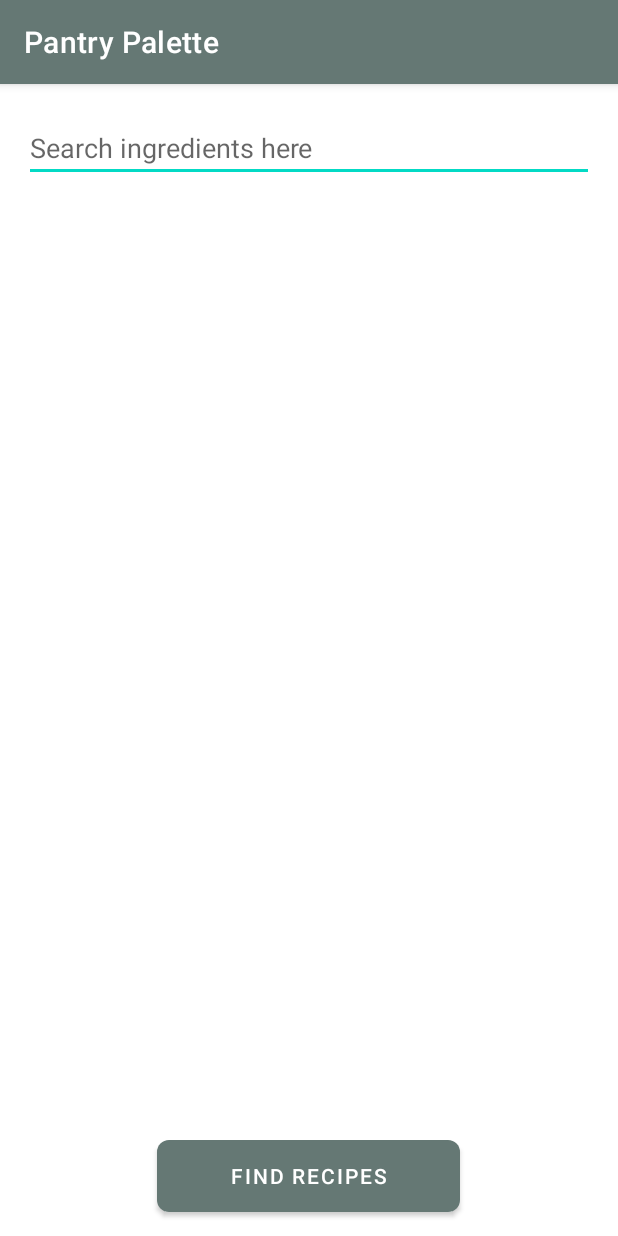
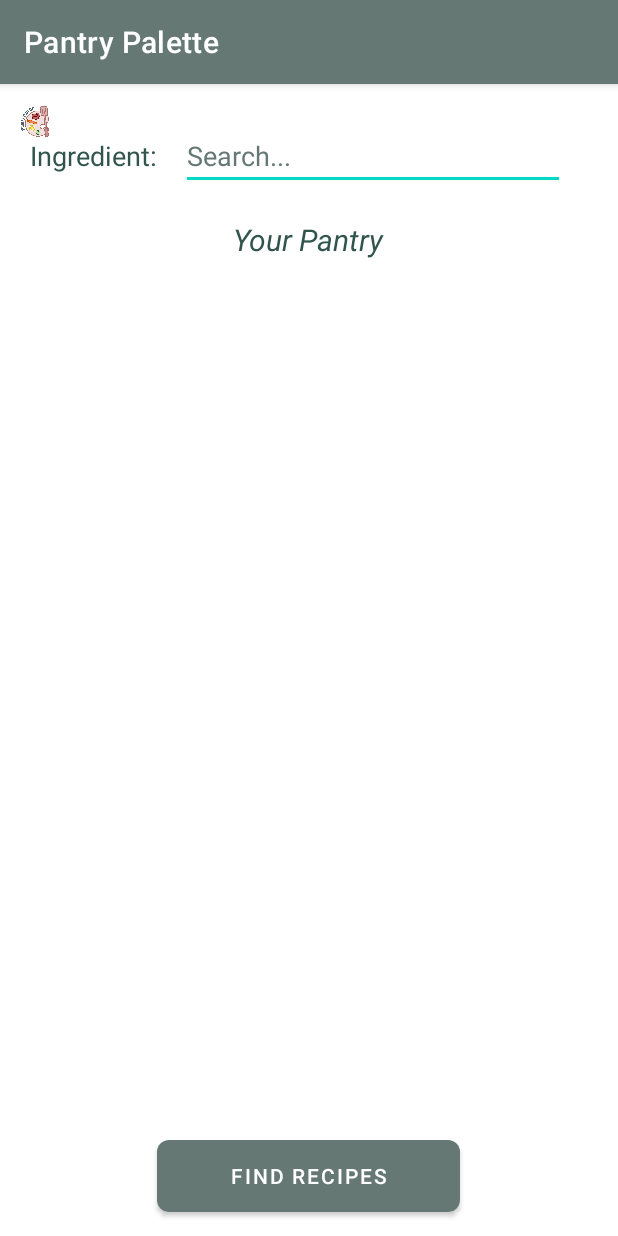
Before and after one commit to alansun25/Pantry-Palette, an Android app: the screen it shows after launch (MainActivity), on a phone screen of 412 x 824 dp. Run offline under Robolectric (Android 15) with nearby library versions, the phone set to English and light mode, and no system bars.

Commit message:
UI Changes

```diff
--- a/app/src/main/res/layout/activity_main.xml
+++ b/app/src/main/res/layout/activity_main.xml
@@ -10,28 +10,65 @@
     <androidx.coordinatorlayout.widget.CoordinatorLayout
         android:layout_width="match_parent"
         android:layout_height="match_parent"
+        android:layout_marginBottom="50dp"
         android:fitsSystemWindows="true"
-        android:layout_marginBottom="50dp"
         tools:context=".RecipeListActivity">
 
-        <AutoCompleteTextView
-            android:id="@+id/actvIngredient"
+        <ImageView
+            android:layout_width="50dp"
+            android:layout_height="50dp"
+            android:padding="10dp"
+            android:scaleType="fitCenter"
+            android:src="@drawable/logo" />
+
+        <LinearLayout
             android:layout_width="match_parent"
             android:layout_height="wrap_content"
-            android:hint="Search ingredients here"
-            android:layout_marginTop="20dp"
-            android:completionThreshold="2"
-            android:layout_marginHorizontal="16dp"/>
+            android:orientation="horizontal">
+
+            <TextView
+                android:layout_width="wrap_content"
+                android:layout_height="wrap_content"
+                android:layout_marginLeft="20dp"
+                android:layout_marginTop="25dp"
+                android:text="@string/ingredient"
+                android:textColor="#31554D"
+                android:textSize="18dp" />
+
+            <AutoCompleteTextView
+                android:id="@+id/actvIngredient"
+                android:layout_width="256dp"
+                android:layout_height="wrap_content"
+                android:layout_marginHorizontal="16dp"
+                android:layout_marginTop="25dp"
+                android:layout_marginRight="5dp"
+                android:completionThreshold="2"
+                android:hint="@string/search"
+                android:textColorHint="#657874"
+                android:textSize="18dp" />
+        </LinearLayout>
+
+        <TextView
+            android:layout_width="wrap_content"
+            android:layout_height="wrap_content"
+            android:layout_gravity="center_horizontal"
+            android:layout_marginTop="90dp"
+            android:text="@string/pantry"
+            android:textColor="#31554D"
+            android:textSize="20dp"
+            android:textStyle="italic" />
 
         <androidx.recyclerview.widget.RecyclerView
             android:id="@+id/recyclerIngredients"
+            android:layout_width="match_parent"
+            android:layout_height="match_parent"
+            android:layout_marginLeft="28dp"
+            android:layout_marginTop="135dp"
+            android:layout_marginRight="10dp"
+            android:layout_marginBottom="10dp"
+            android:paddingHorizontal="16dp"
             app:layoutManager="androidx.recyclerview.widget.LinearLayoutManager"
-            app:layout_behavior=
-                "com.google.android.material.appbar.AppBarLayout$ScrollingViewBehavior"
-            android:paddingHorizontal="16dp"
-            android:layout_marginTop="80dp"
-            android:layout_width="match_parent"
-            android:layout_height="match_parent"/>
+            app:layout_behavior="com.google.android.material.appbar.AppBarLayout$ScrollingViewBehavior" />
 
     </androidx.coordinatorlayout.widget.CoordinatorLayout>
 
@@ -50,7 +87,7 @@
             android:layout_marginHorizontal="16dp"
             android:layout_marginBottom="16dp"
             android:layout_gravity="center"
-            android:text="Find Recipes" />
+            android:text="@string/findRecipes" />
 
     </LinearLayout>
 </RelativeLayout>
```
